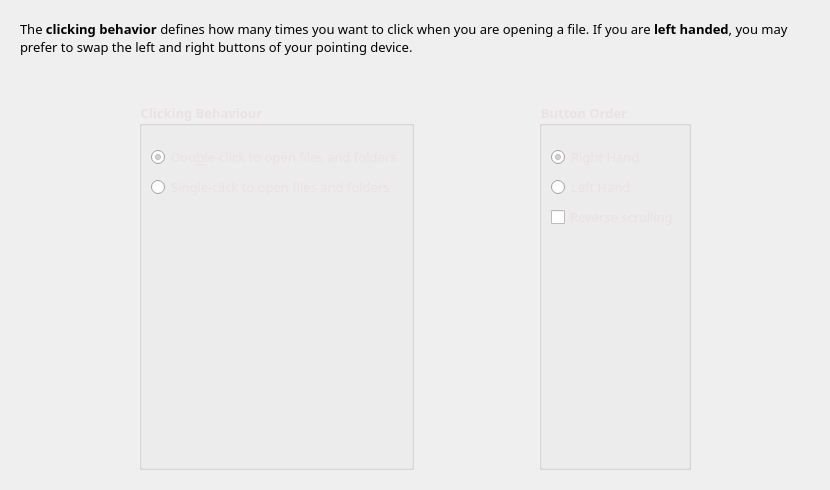
The window that kde/kaptan/src/gui/mouseWidget.ui (pars-linux/uludag) describes before a commit, drawn with Qt 5.
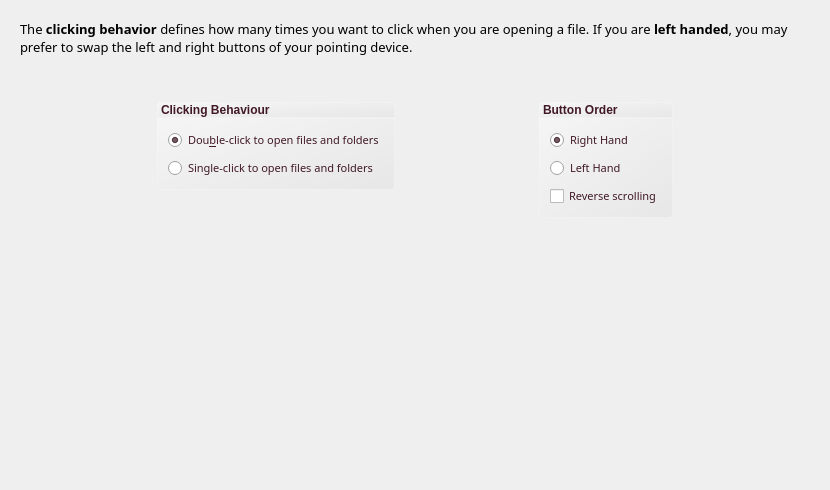
The same window after the commit.

Commit message: fix style screen, fix wallpaper screen, change button styles, add icon

What changed in the file:
```diff
--- a/kde/kaptan/src/gui/mouseWidget.ui
+++ b/kde/kaptan/src/gui/mouseWidget.ui
@@ -14,7 +14,13 @@
    <string>Mouse</string>
   </property>
   <property name="styleSheet">
-   <string notr="true"/>
+   <string notr="true">QGroupBox{
+background-color: qlineargradient(spread:pad, x1:1, y1:1, x2:0, y2:0, stop:0 rgba(219, 219, 219, 100), stop:1 rgba(255, 255, 255, 100));
+border: 1px solid rgba(255,255,255,50);
+border-bottom-left-radius: 4px;
+border-bottom-right-radius: 4px;
+}
+</string>
   </property>
   <layout class="QGridLayout" name="gridLayout_3">
    <property name="margin">
@@ -42,38 +48,74 @@
        </item>
        <item>
         <layout class="QVBoxLayout" name="verticalLayout_2">
+         <property name="spacing">
+          <number>0</number>
+         </property>
          <item>
-          <widget class="QGroupBox" name="groupBoxClickBehaviour">
+          <widget class="QLabel" name="label">
            <property name="font">
             <font>
-             <family>Sans Serif</family>
-             <pointsize>10</pointsize>
+             <pointsize>9</pointsize>
              <weight>75</weight>
              <bold>true</bold>
+             <underline>false</underline>
             </font>
            </property>
-           <property name="autoFillBackground">
-            <bool>false</bool>
-           </property>
            <property name="styleSheet">
-            <string notr="true">color:#eae1e4</string>
+            <string notr="true">background-color: qlineargradient(spread:pad, x1:1, y1:1, x2:0, y2:0, stop:0 rgba(219, 219, 219, 100), stop:1 rgba(255, 255, 255, 100));
+border: 1px solid rgba(255,255,255,50);
+color:#411926;
+border-top-left-radius: 4px;
+border-top-right-radius: 4px;</string>
            </property>
-           <property name="title">
+           <property name="text">
             <string>Clicking Behaviour</string>
            </property>
-           <property name="flat">
-            <bool>true</bool>
+           <property name="margin">
+            <number>5</number>
            </property>
-           <property name="checkable">
-            <bool>false</bool>
+          </widget>
+         </item>
+         <item>
+          <widget class="QGroupBox" name="groupBox">
+           <property name="styleSheet">
+            <string notr="true">color:#411926;</string>
            </property>
-           <layout class="QGridLayout" name="gridLayout">
-            <item row="3" column="0">
+           <property name="title">
+            <string/>
+           </property>
+           <layout class="QGridLayout" name="gridLayout_2">
+            <property name="margin">
+             <number>10</number>
+            </property>
+            <item row="2" column="0">
+             <widget class="QRadioButton" name="singleClick">
+              <property name="enabled">
+               <bool>true</bool>
+              </property>
+              <property name="font">
+               <font>
+                <family>Sans Serif</family>
+                <pointsize>8</pointsize>
+               </font>
+              </property>
+              <property name="mouseTracking">
+               <bool>true</bool>
+              </property>
+              <property name="text">
+               <string>Single-click to open files and folders</string>
+              </property>
+              <property name="checked">
+               <bool>false</bool>
+              </property>
+             </widget>
+            </item>
+            <item row="1" column="0">
              <widget class="QRadioButton" name="DoubleClick">
               <property name="font">
                <font>
                 <family>Sans Serif</family>
-                <pointsize>10</pointsize>
+                <pointsize>8</pointsize>
                 <weight>50</weight>
                 <italic>false</italic>
                 <bold>false</bold>
@@ -90,63 +132,25 @@
               </property>
              </widget>
             </item>
-            <item row="5" column="0">
-             <spacer name="verticalSpacer_5">
-              <property name="orientation">
-               <enum>Qt::Vertical</enum>
-              </property>
-              <property name="sizeType">
-               <enum>QSizePolicy::Expanding</enum>
-              </property>
-              <property name="sizeHint" stdset="0">
-               <size>
-                <width>20</width>
-                <height>30</height>
-               </size>
-              </property>
-             </spacer>
-            </item>
-            <item row="0" column="0">
-             <spacer name="verticalSpacer_7">
-              <property name="orientation">
-               <enum>Qt::Vertical</enum>
-              </property>
-              <property name="sizeType">
-               <enum>QSizePolicy::Fixed</enum>
-              </property>
-              <property name="sizeHint" stdset="0">
-               <size>
-                <width>20</width>
-                <height>10</height>
-               </size>
-              </property>
-             </spacer>
-            </item>
-            <item row="4" column="0">
-             <widget class="QRadioButton" name="singleClick">
-              <property name="enabled">
-               <bool>true</bool>
-              </property>
-              <property name="font">
-               <font>
-                <family>Sans Serif</family>
-                <pointsize>10</pointsize>
-               </font>
-              </property>
-              <property name="mouseTracking">
-               <bool>true</bool>
-              </property>
-              <property name="text">
-               <string>Single-click to open files and folders</string>
-              </property>
-              <property name="checked">
-               <bool>false</bool>
-              </property>
-             </widget>
-            </item>
            </layout>
           </widget>
          </item>
+         <item>
+          <spacer name="verticalSpacer_5">
+           <property name="orientation">
+            <enum>Qt::Vertical</enum>
+           </property>
+           <property name="sizeType">
+            <enum>QSizePolicy::Expanding</enum>
+           </property>
+           <property name="sizeHint" stdset="0">
+            <size>
+             <width>20</width>
+             <height>30</height>
+            </size>
+           </property>
+          </spacer>
+         </item>
         </layout>
        </item>
        <item>
@@ -167,37 +171,57 @@
        </item>
        <item>
         <layout class="QVBoxLayout" name="verticalLayout_3">
+         <property name="spacing">
+          <number>0</number>
+         </property>
          <item>
-          <widget class="QGroupBox" name="groupBoxButtonOrder">
+          <widget class="QLabel" name="label_2">
            <property name="font">
             <font>
-             <family>Sans Serif</family>
-             <pointsize>10</pointsize>
+             <pointsize>9</pointsize>
              <weight>75</weight>
              <bold>true</bold>
+             <underline>false</underline>
             </font>
            </property>
            <property name="styleSheet">
-            <string notr="true">color:#eae1e4</string>
+            <string notr="true">border: 1px solid rgba(255,255,255,50);
+background-color: qlineargradient(spread:pad, x1:1, y1:1, x2:0, y2:0, stop:0 rgba(219, 219, 219, 100), stop:1 rgba(255, 255, 255, 100));
+color:#411926;
+border-top-left-radius: 4px;
+border-top-right-radius: 4px;</string>
            </property>
-           <property name="title">
+           <property name="text">
             <string>Button Order</string>
            </property>
-           <property name="flat">
-            <bool>true</bool>
+           <property name="margin">
+            <number>5</number>
            </property>
-           <property name="checkable">
-            <bool>false</bool>
+          </widget>
+         </item>
+         <item>
+          <widget class="QGroupBox" name="groupBox_2">
+           <property name="styleSheet">
+            <string notr="true">color:#411926;</string>
            </property>
-           <layout class="QGridLayout" name="gridLayout_2">
-            <item row="2" column="0">
+           <property name="title">
+            <string/>
+           </property>
+           <layout class="QGridLayout" name="gridLayout_4">
+            <property name="margin">
+             <number>10</number>
+            </property>
+            <item row="0" column="0">
              <widget class="QRadioButton" name="radioButtonRightHand">
               <property name="font">
                <font>
                 <family>Sans Serif</family>
-                <pointsize>10</pointsize>
+                <pointsize>8</pointsize>
                </font>
               </property>
+              <property name="styleSheet">
+               <string notr="true"/>
+              </property>
               <property name="text">
                <string>Right Hand</string>
               </property>
@@ -206,28 +230,12 @@
               </property>
              </widget>
             </item>
-            <item row="4" column="0">
-             <widget class="QCheckBox" name="checkReverse">
-              <property name="font">
-               <font>
-                <family>Sans Serif</family>
-                <pointsize>10</pointsize>
-               </font>
-              </property>
-              <property name="styleSheet">
-               <string notr="true">color:#eae1e4</string>
-              </property>
-              <property name="text">
-               <string>Reverse scrolling</string>
-              </property>
-             </widget>
-            </item>
-            <item row="3" column="0">
+            <item row="1" column="0">
              <widget class="QRadioButton" name="radioButtonLeftHand">
               <property name="font">
                <font>
                 <family>Sans Serif</family>
-                <pointsize>10</pointsize>
+                <pointsize>8</pointsize>
                </font>
               </property>
               <property name="text">
@@ -235,41 +243,41 @@
               </property>
              </widget>
             </item>
-            <item row="5" column="0">
-             <spacer name="verticalSpacer_6">
-              <property name="orientation">
-               <enum>Qt::Vertical</enum>
+            <item row="2" column="0">
+             <widget class="QCheckBox" name="checkReverse">
+              <property name="font">
+               <font>
+                <family>Sans Serif</family>
+                <pointsize>8</pointsize>
+               </font>
               </property>
-              <property name="sizeType">
-               <enum>QSizePolicy::Expanding</enum>
+              <property name="styleSheet">
+               <string notr="true"/>
               </property>
-              <property name="sizeHint" stdset="0">
-               <size>
-                <width>20</width>
-                <height>30</height>
-               </size>
+              <property name="text">
+               <string>Reverse scrolling</string>
               </property>
-             </spacer>
-            </item>
-            <item row="1" column="0">
-             <spacer name="verticalSpacer_8">
-              <property name="orientation">
-               <enum>Qt::Vertical</enum>
-              </property>
-              <property name="sizeType">
-               <enum>QSizePolicy::Fixed</enum>
-              </property>
-              <property name="sizeHint" stdset="0">
-               <size>
-                <width>20</width>
-                <height>10</height>
-               </size>
-              </property>
-             </spacer>
+             </widget>
             </item>
            </layout>
           </widget>
          </item>
+         <item>
+          <spacer name="verticalSpacer_6">
+           <property name="orientation">
+            <enum>Qt::Vertical</enum>
+           </property>
+           <property name="sizeType">
+            <enum>QSizePolicy::Expanding</enum>
+           </property>
+           <property name="sizeHint" stdset="0">
+            <size>
+             <width>20</width>
+             <height>30</height>
+            </size>
+           </property>
+          </spacer>
+         </item>
         </layout>
        </item>
        <item>
```
The commit also changes 6 other files.
